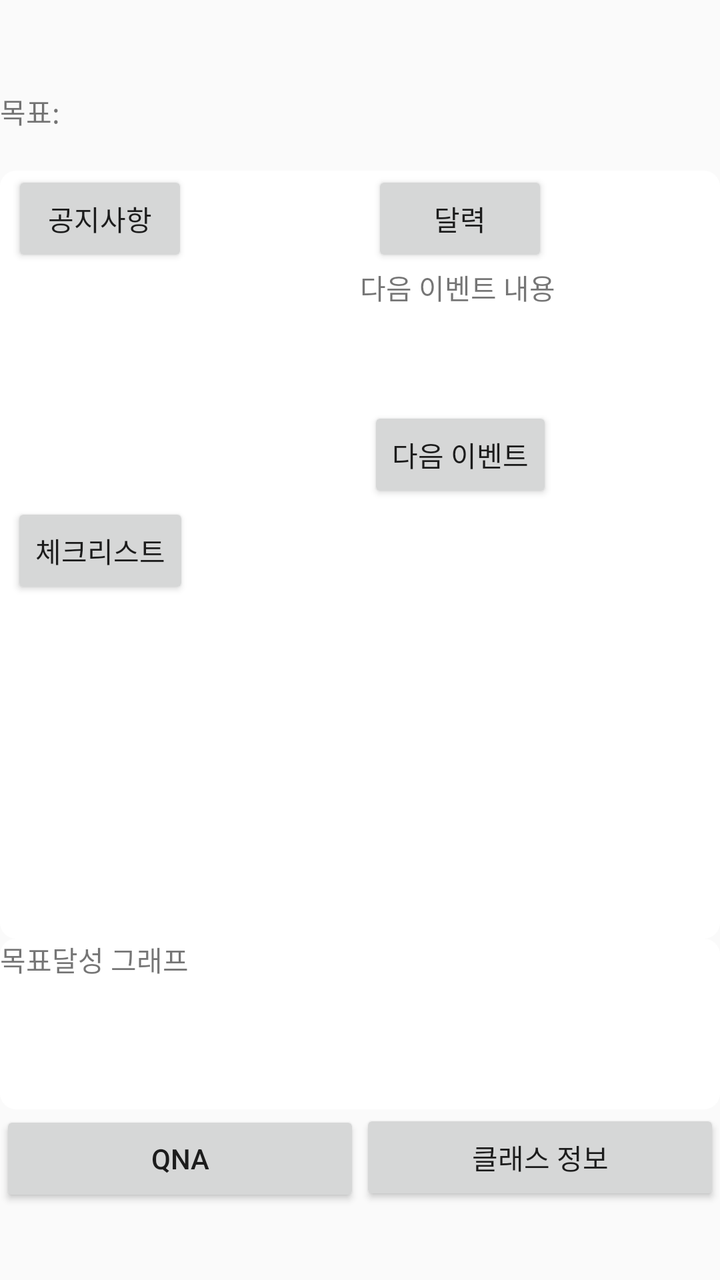
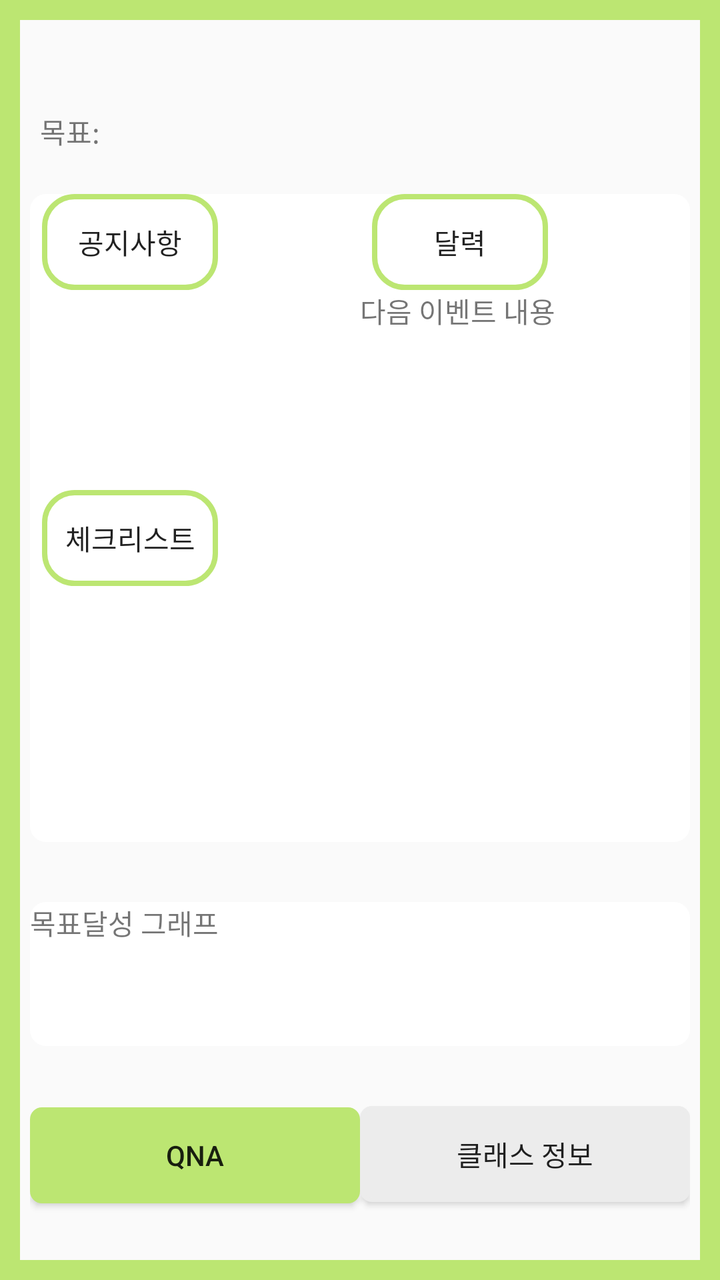

Screens rendered from an Android XML layout before and after an edit, with the pre-edit source and the edit as a unified diff.
<!-- AndroidManifest.xml: application theme Theme.AppCompat.Light.DarkActionBar -->
<!-- res/layout/activity_in_class.xml -->
<?xml version="1.0" encoding="utf-8"?>
<LinearLayout xmlns:android="http://schemas.android.com/apk/res/android"
    android:layout_width="match_parent"
    android:layout_height="match_parent"
    android:orientation="vertical">

    <LinearLayout
        android:layout_weight="1"
        android:layout_width="match_parent"
        android:layout_height="0dp"
        android:orientation="vertical">
        <TextView
            android:layout_width="wrap_content"
            android:layout_height="wrap_content"
            android:id="@+id/InClassName"
            android:textSize="30dp"
            android:layout_gravity="center"/>
        <LinearLayout
            android:layout_marginTop="5dp"
            android:layout_width="match_parent"
            android:layout_height="wrap_content">
            <TextView
                android:layout_width="wrap_content"
                android:layout_height="wrap_content"
                android:layout_gravity="center"
                android:text="목표: " />

            <TextView
                android:id="@+id/cFGoal"
                android:layout_width="wrap_content"
                android:layout_height="match_parent" />
        </LinearLayout>

    </LinearLayout>

    <GridLayout
        android:layout_width="match_parent"
        android:layout_height="0dp"
        android:layout_weight="4.5"
        android:background="@drawable/border"
        android:columnCount="3">

        <Button
            android:id="@+id/notice"
            android:layout_rowSpan="1"
            android:layout_column="0"
            android:layout_columnSpan="2"
            android:layout_gravity="center"
            android:onClick="btnClick"
            android:text="공지사항" />

        <Button
            android:id="@+id/cal"
            android:layout_rowSpan="1"
            android:layout_columnSpan="1"
            android:layout_gravity="center"
            android:onClick="btnClick"
            android:text="달력" />

        <ListView
            android:id="@+id/shortNoticeList"
            android:layout_width="100dp"
            android:layout_height="100dp"
            android:layout_rowSpan="2"
            android:layout_column="0"
            android:layout_columnSpan="2"
            android:layout_gravity="center"
            android:text="공지사항내용" />


        <TextView
            android:layout_width="100dp"
            android:layout_height="70dp"
            android:layout_rowSpan="1"
            android:layout_columnSpan="1"
            android:layout_gravity="center"
            android:text="다음 이벤트 내용" />


        <Button
            android:id="@+id/nextEvent"
            android:layout_rowSpan="1"
            android:layout_column="2"
            android:layout_columnSpan="1"
            android:layout_gravity="center"
            android:onClick="btnClick"
            android:text="다음 이벤트" />

        <Button
            android:id="@+id/todo"
            android:layout_rowSpan="1"
            android:layout_column="0"
            android:layout_columnSpan="2"
            android:layout_gravity="center"
            android:onClick="btnClick"
            android:text="체크리스트" />
        <ScrollView
            android:layout_rowSpan="2"
            android:layout_column="0"
            android:layout_columnSpan="3"
            android:layout_height="match_parent"
            android:layout_width="match_parent"
            android:fillViewport="true"
            >
            <ListView
                android:id="@+id/shortTodoList"
                android:layout_width="match_parent"
                android:layout_height="wrap_content" />
        </ScrollView>

    </GridLayout>

    <LinearLayout
        android:layout_weight="1"
        android:layout_width="match_parent"
        android:layout_height="0dp"
        android:background="@drawable/border"
        android:orientation="vertical">

        <TextView
            android:layout_width="match_parent"
            android:layout_height="0dp"
            android:layout_weight="1"
            android:text="목표달성 그래프"/>




    </LinearLayout>

    <LinearLayout
        android:layout_width="match_parent"
        android:layout_height="0dp"
        android:layout_weight="1"
        android:orientation="horizontal">

        <Button
            android:id="@+id/qna"
            android:onClick="btnClick"
            android:layout_width="0dp"
            android:layout_height="wrap_content"
            android:layout_weight="1"
            android:text="QnA"/>

        <Button
            android:id="@+id/cInfo"
            android:onClick="btnClick"
            android:layout_width="0dp"
            android:layout_height="wrap_content"
            android:layout_weight="1"
            android:text="클래스 정보"/>

    </LinearLayout>

</LinearLayout>
<!-- resources referenced by this layout -->
<resources>
  <!-- drawable border (drawable) -->
  <?xml version="1.0" encoding="utf-8"?>
  <shape xmlns:android="http://schemas.android.com/apk/res/android">
      android:padding="10dp"
      android:shape="retangle">
  
      <stroke android:width="2dp"
          android:color="@color/white"/>
  
      <solid android:color="#ffffff"/>
      <corners
          android:topRightRadius="7dp"
          android:topLeftRadius="7dp"
          android:bottomRightRadius="7dp"
          android:bottomLeftRadius="7dp"/>
  </shape>
  <color name="white">#FFFFFF</color>
</resources>

<!-- the commit's change to res/layout/activity_in_class.xml (unified diff, before → after) -->
@@ -2,9 +2,11 @@
 <LinearLayout xmlns:android="http://schemas.android.com/apk/res/android"
     android:layout_width="match_parent"
     android:layout_height="match_parent"
+    android:background="@drawable/lay_edge"
     android:orientation="vertical">
 
     <LinearLayout
+        android:layout_marginTop="10dp"
         android:layout_weight="1"
         android:layout_width="match_parent"
         android:layout_height="0dp"
@@ -20,6 +22,7 @@
             android:layout_width="match_parent"
             android:layout_height="wrap_content">
             <TextView
+                android:layout_marginLeft="20dp"
                 android:layout_width="wrap_content"
                 android:layout_height="wrap_content"
                 android:layout_gravity="center"
@@ -37,11 +40,13 @@
         android:layout_width="match_parent"
         android:layout_height="0dp"
         android:layout_weight="4.5"
+        android:layout_margin="15dp"
         android:background="@drawable/border"
         android:columnCount="3">
 
         <Button
             android:id="@+id/notice"
+            android:background="@drawable/btnbl"
             android:layout_rowSpan="1"
             android:layout_column="0"
             android:layout_columnSpan="2"
@@ -51,6 +56,7 @@
 
         <Button
             android:id="@+id/cal"
+            android:background="@drawable/btnbl"
             android:layout_rowSpan="1"
             android:layout_columnSpan="1"
             android:layout_gravity="center"
@@ -77,17 +83,11 @@
             android:text="다음 이벤트 내용" />
 
 
-        <Button
-            android:id="@+id/nextEvent"
-            android:layout_rowSpan="1"
-            android:layout_column="2"
-            android:layout_columnSpan="1"
-            android:layout_gravity="center"
-            android:onClick="btnClick"
-            android:text="다음 이벤트" />
+
 
         <Button
             android:id="@+id/todo"
+            android:background="@drawable/btnbl"
             android:layout_rowSpan="1"
             android:layout_column="0"
             android:layout_columnSpan="2"
@@ -115,6 +115,7 @@
         android:layout_width="match_parent"
         android:layout_height="0dp"
         android:background="@drawable/border"
+        android:layout_margin="15dp"
         android:orientation="vertical">
 
         <TextView
@@ -129,6 +130,7 @@
     </LinearLayout>
 
     <LinearLayout
+        android:layout_margin="15dp"
         android:layout_width="match_parent"
         android:layout_height="0dp"
         android:layout_weight="1"
@@ -136,6 +138,7 @@
 
         <Button
             android:id="@+id/qna"
+            android:background="@drawable/btn_ba"
             android:onClick="btnClick"
             android:layout_width="0dp"
             android:layout_height="wrap_content"
@@ -144,6 +147,7 @@
 
         <Button
             android:id="@+id/cInfo"
+            android:background="@drawable/btn_re"
             android:onClick="btnClick"
             android:layout_width="0dp"
             android:layout_height="wrap_content"
<!-- resource entries referenced after the edit -->
@@ -16,6 +16,65 @@
           android:bottomRightRadius="7dp"
           android:bottomLeftRadius="7dp"/>
   </shape>
+  <!-- drawable btn_ba (drawable) -->
+  <?xml version="1.0" encoding="utf-8"?>
+  <shape xmlns:android="http://schemas.android.com/apk/res/android">
+  
+      <solid android:color="#BCE672"/>
+  
+      <stroke
+          android:width="2dp"
+          android:color="#BCE672"/>
+      <corners
+          android:topLeftRadius="5dp"
+          android:topRightRadius="5dp"
+          android:bottomLeftRadius="5dp"
+          android:bottomRightRadius="5dp" />
+  
+  </shape>
+  <!-- drawable btn_re (drawable) -->
+  <?xml version="1.0" encoding="utf-8"?>
+  <shape xmlns:android="http://schemas.android.com/apk/res/android">
+  
+      <solid android:color="#ececec"/>
+  
+      <stroke
+          android:width="2dp"
+          android:color="#ececec"/>
+      <corners
+          android:topLeftRadius="5dp"
+          android:topRightRadius="5dp"
+          android:bottomLeftRadius="5dp"
+          android:bottomRightRadius="5dp" />
+  
+  </shape>
+  <!-- drawable btnbl (drawable) -->
+  <?xml version="1.0" encoding="utf-8"?>
+  <shape xmlns:android="http://schemas.android.com/apk/res/android">
+  
+      <solid android:color="#00ff0000"/>
+  
+      <stroke
+          android:width="2.5dp"
+          android:color="#BCE672"/>
+      <corners
+          android:topLeftRadius="15dp"
+          android:topRightRadius="15dp"
+          android:bottomLeftRadius="15dp"
+          android:bottomRightRadius="15dp" />
+  
+  </shape>
+  <!-- drawable lay_edge (drawable) -->
+  <?xml version="1.0" encoding="utf-8"?>
+  <layer-list xmlns:android="http://schemas.android.com/apk/res/android">
+      <item>
+          <shape android:shape="rectangle">
+              <stroke android:width = "10dp" android:color ="#BCE672"/>
+              <solid android:color="#00ff0000"/>
+          </shape>
+      </item>
+  
+  </layer-list>
   <color name="white">#FFFFFF</color>
 </resources>
 
